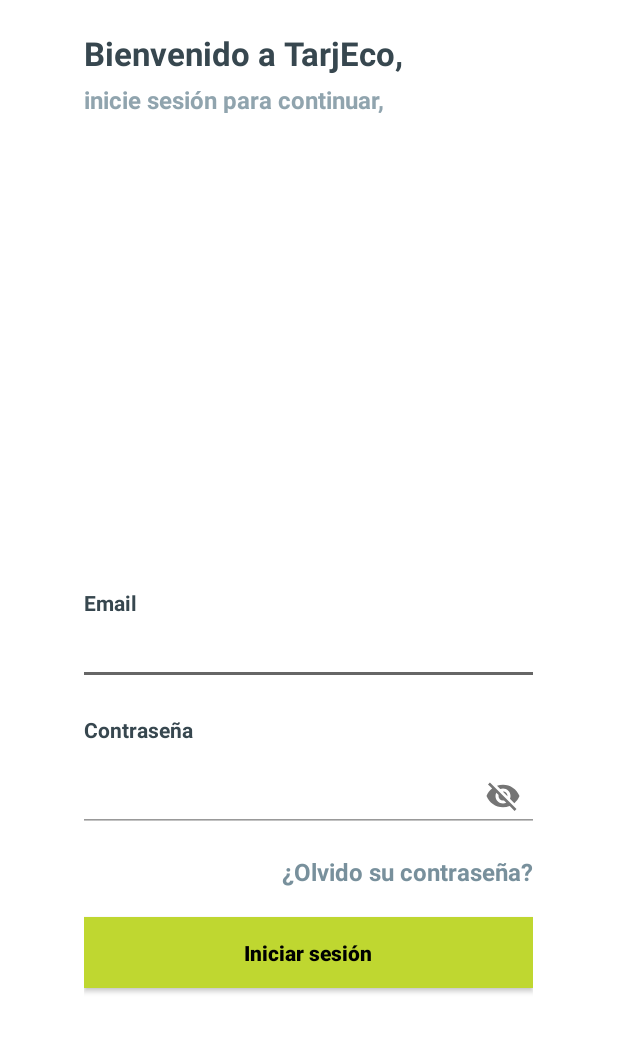
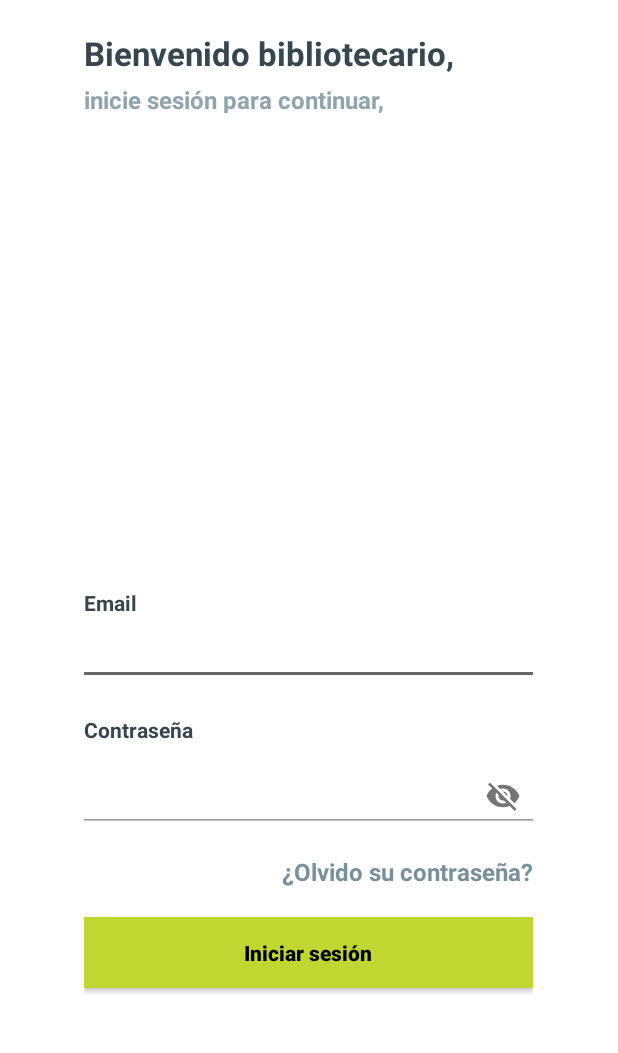
Before and after one commit to fabikingco/ProyectoGradoUTS, an Android app: the LoginBibliotecarioActivity screen opened directly, with no data from a screen before it, after a tap on "Iniciar sesión", on a phone screen of 412 x 824 dp, the part 158-1211 px from its top. Run offline under Robolectric (Android 15) with nearby library versions, the phone set to English and light mode, and no system bars; our stand-ins replace Firebase (no records; nobody signed in at launch, a user with empty details on screens opened directly); libraries missing offline, so code that uses them is left out: dmax.dialog; 4 statements that could not run were skipped; 2 other taps on this screen came first.

Commit message:
Pantalla de login

```diff
--- a/AplicacionAndroid/app/src/main/java/com/fabianardila/proyectogradouts/LoginBibliotecarioActivity.java
+++ b/AplicacionAndroid/app/src/main/java/com/fabianardila/proyectogradouts/LoginBibliotecarioActivity.java
@@ -1,14 +1,76 @@
 package com.fabianardila.proyectogradouts;
 
+import androidx.annotation.NonNull;
 import androidx.appcompat.app.AppCompatActivity;
 
+import android.app.AlertDialog;
+import android.content.Intent;
 import android.os.Bundle;
+import android.view.View;
+import android.widget.EditText;
+import android.widget.Toast;
+
+import com.google.android.gms.tasks.OnCompleteListener;
+import com.google.android.gms.tasks.Task;
+import com.google.firebase.auth.AuthResult;
+import com.google.firebase.auth.FirebaseAuth;
+
+import dmax.dialog.SpotsDialog;
 
 public class LoginBibliotecarioActivity extends AppCompatActivity {
+
+    EditText etCorreo, etPass;
+
+    private FirebaseAuth mAuth;
+    private AlertDialog dialog;
 
     @Override
     protected void onCreate(Bundle savedInstanceState) {
         super.onCreate(savedInstanceState);
         setContentView(R.layout.activity_login_bibliotecario);
+
+        etCorreo = findViewById(R.id.etCorreo);
+        etPass = findViewById(R.id.etPass);
+
+        mAuth = FirebaseAuth.getInstance();
+        dialog = new SpotsDialog.Builder().setContext(this).build();
+    }
+
+    public void restablecerContrasena(View view) {
+        if (view != null) {
+            Toast.makeText(this, "Disponible proximamente", Toast.LENGTH_SHORT).show();
+        }
+    }
+
+    public void iniciarSesion(View view) {
+        if (view != null) {
+            dialog.setMessage("Ingresando...");
+            dialog.show();
+
+            String email = etCorreo.getText().toString();
+            String pass = etPass.getText().toString();
+
+
+            if (validarCampos()) {
+                mAuth.signInWithEmailAndPassword(email, pass).addOnCompleteListener(this, new OnCompleteListener<AuthResult>() {
+                    @Override
+                    public void onComplete(@NonNull Task<AuthResult> task) {
+                        if (task.isSuccessful()) {
+                            dialog.dismiss();
+                            Intent intent = new Intent(LoginBibliotecarioActivity.this, MainActivity.class);
+                            startActivity(intent);
+                            finish();
+                        } else {
+                            dialog.dismiss();
+                            Toast.makeText(LoginBibliotecarioActivity.this, "Inicio de sesion fallido", Toast.LENGTH_SHORT).show();
+                        }
+                    }
+                });
+            }
+        }
+    }
+
+    private boolean validarCampos() {
+        return true;
     }
 }
--- a/AplicacionAndroid/app/src/main/res/layout/activity_login_bibliotecario.xml
+++ b/AplicacionAndroid/app/src/main/res/layout/activity_login_bibliotecario.xml
@@ -3,8 +3,10 @@
     android:layout_width="match_parent"
     android:layout_height="match_parent"
     xmlns:app="http://schemas.android.com/apk/res-auto"
+    xmlns:tools="http://schemas.android.com/tools"
     android:background="@android:color/white"
-    android:orientation="vertical">
+    android:orientation="vertical"
+    tools:context=".LoginBibliotecarioActivity">
 
     <RelativeLayout
         android:layout_width="match_parent"
@@ -34,7 +36,7 @@
                 android:layout_width="wrap_content"
                 android:layout_height="wrap_content"
                 android:layout_marginTop="@dimen/spacing_medium"
-                android:text="Bienvenido a TarjEco,"
+                android:text="Bienvenido bibliotecario,"
                 android:textAppearance="@style/Base.TextAppearance.AppCompat.Large"
                 android:textColor="@color/blue_grey_800"
                 android:textStyle="bold" />
@@ -121,6 +123,7 @@
                 android:layout_marginTop="@dimen/spacing_medium"
                 android:clickable="true"
                 android:text="¿Olvido su contraseña?"
+                android:onClick="restablecerContrasena"
                 android:textAppearance="@style/Base.TextAppearance.AppCompat.Subhead"
                 android:textColor="@color/blue_grey_400"
                 android:textStyle="bold" />
```
Also changed, not shown: AplicacionAndroid/app/build.gradle (+7 -3 lines), AplicacionAndroid/app/src/main/AndroidManifest.xml (+7 -1 lines), AplicacionAndroid/app/src/main/java/com/fabianardila/proyectogradouts/MenuBibliotecario.java (added, +14 -0 lines), AplicacionAndroid/app/src/main/res/layout/activity_menu_bibliotecario.xml (added, +9 -0 lines).
